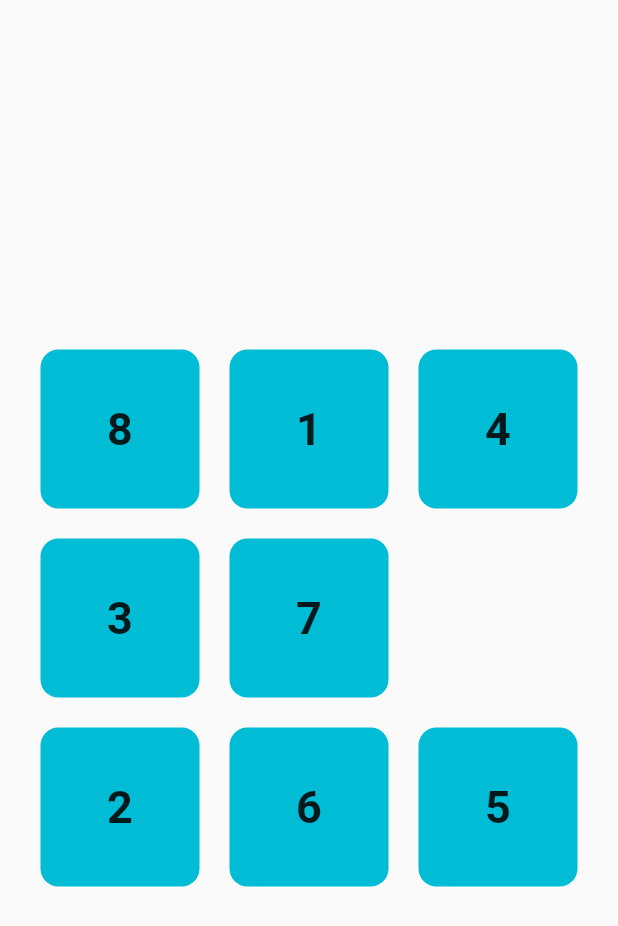
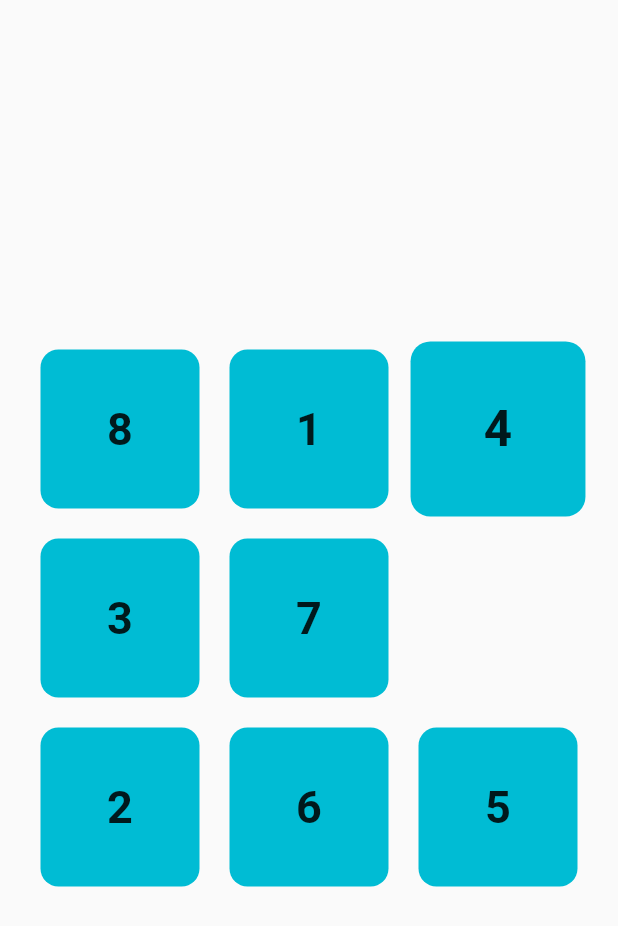
Before and after one commit to Roaa94/dashtronaut, a Flutter app: the screen it shows after launch, on a phone screen of 412 x 824 dp. Shown: the top 926 px of the screen. Run offline on Flutter 3.47's test engine with Material 2 defaults, Android fonts, the light colour scheme and no system bars; our stand-ins replace equatable.

Commit message:
wip - working on switching between tiles around whitespace using Tab key

```diff
--- a/lib/models/puzzle.dart
+++ b/lib/models/puzzle.dart
@@ -20,8 +20,7 @@ class Puzzle {
     if (tile.tileIsWhiteSpace) {
       return false;
     }
-    Location _tileLocation = tile.currentLocation;
-    return _tileLocation.isLocatedAround(_whiteSpaceTileLocation);
+    return tile.currentLocation.isLocatedAround(_whiteSpaceTileLocation);
   }
 
   bool tileIsLeftOfWhiteSpace(Tile tile) {
@@ -51,6 +50,8 @@ class Puzzle {
   bool tileCanMoveTo(Tile tile, Position newPosition) {
     return newPosition.isBetween(tile.position, whiteSpaceTile.position);
   }
+
+  List<Tile> get tilesAroundWhitespace => tiles.where((tile) => tileIsMovable(tile)).toList();
 
   static List<Location> generateTileCorrectLocations(int _n) {
     List<Location> _tilesCorrectLocations = [];
--- a/lib/models/tile.dart
+++ b/lib/models/tile.dart
@@ -7,6 +7,7 @@ class Tile {
   bool tileIsWhiteSpace;
   Location correctLocation;
   Location currentLocation;
+  bool isActive;
 
   Tile({
     required this.value,
@@ -14,6 +15,7 @@ class Tile {
     required this.correctLocation,
     required this.currentLocation,
     this.tileIsWhiteSpace = false,
+    this.isActive = false,
   });
 
   /// Top & Left positions values based on current location
--- a/lib/presentation/puzzle/widgets/puzzle_board.dart
+++ b/lib/presentation/puzzle/widgets/puzzle_board.dart
@@ -31,7 +31,7 @@ class _PuzzleBoardState extends State<PuzzleBoard> {
             onKey: (RawKeyEvent event) {
               if (event is RawKeyDownEvent) {
                 if (event.isKeyPressed(LogicalKeyboardKey.tab)) {
-                  print('Tab pressed!');
+                  puzzleProvider.setNextActiveTile();
                 }
               }
             },
--- a/lib/presentation/tile/widgets/tile_container.dart
+++ b/lib/presentation/tile/widgets/tile_container.dart
@@ -3,21 +3,21 @@ import 'package:flutter_puzzle_hack/models/tile.dart';
 
 class TileContainer extends StatelessWidget {
   final Tile tile;
-  final bool tileIsMovable;
-  final String? extraText;
+  final bool isActiveTile;
 
   const TileContainer({
     Key? key,
     required this.tile,
-    this.tileIsMovable = false,
-    this.extraText,
+    required this.isActiveTile,
   }) : super(key: key);
 
   @override
   Widget build(BuildContext context) {
-    // print('Rebuilt tile ${tile.value}');
     bool isAtCorrectLocation = tile.currentLocation == tile.correctLocation;
-    return Container(
+    print('Built tile ${tile.value}');
+    return Transform.scale(
+      scale: isActiveTile ? 1.1 : 1,
+      child: Container(
         decoration: BoxDecoration(
           color: isAtCorrectLocation ? Colors.pinkAccent : Colors.cyan,
           borderRadius: BorderRadius.circular(12),
@@ -33,6 +33,7 @@ class TileContainer extends StatelessWidget {
             ),
           ],
         ),
+      ),
     );
   }
 }
--- a/lib/presentation/tile/widgets/tile_wrapper.dart
+++ b/lib/presentation/tile/widgets/tile_wrapper.dart
@@ -39,7 +39,6 @@ class _TileWrapperState extends State<TileWrapper> {
       builder: (c, Tile _tile, _) {
         return ValueListenableBuilder(
           valueListenable: tilePositionNotifier,
-          child: TileContainer(tile: _tile),
           builder: (c, Position tilePosition, child) {
             void handleDragEnd() {
               animationDurationNotifier.value = snapAnimationDuration;
@@ -87,7 +86,10 @@ class _TileWrapperState extends State<TileWrapper> {
                       tilePositionNotifier.value = _newPosition;
                     }
                   },
-                  child: child,
+                  child: TileContainer(
+                    tile: _tile,
+                    isActiveTile: _tile.isActive,
+                  ),
                 ),
               ),
             );
```
Also changed, not shown: lib/presentation/providers/puzzle_provider.dart (+33 -14 lines). Lines whose indentation alone changed are shown as unchanged.
